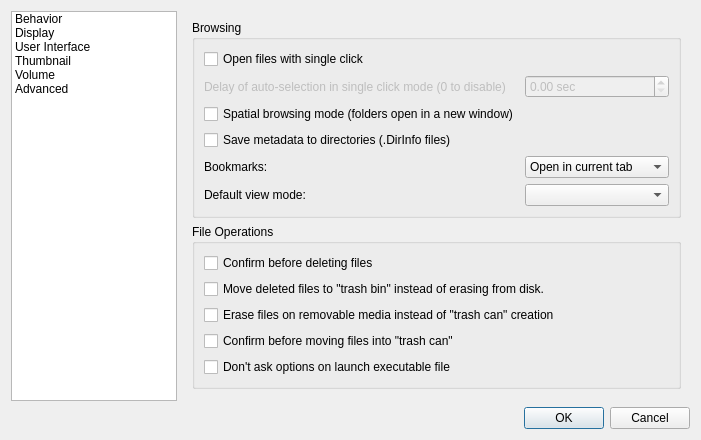
The window that filer/preferences.ui (lxqt/pcmanfm-qt) describes before a commit, drawn with Qt 5.
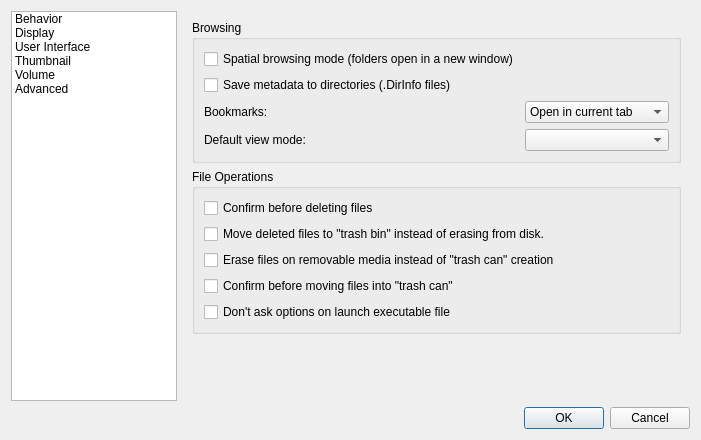
The same window after the commit. Icons and pictures are not drawn.

Commit message: Remove built-in compression context items, remove single-click option

Patch:
```diff
--- a/filer/preferences.ui
+++ b/filer/preferences.ui
@@ -81,36 +81,6 @@
             <string>Browsing</string>
            </property>
            <layout class="QGridLayout" name="gridLayout">
-            <item row="0" column="0">
-             <widget class="QCheckBox" name="singleClick">
-              <property name="text">
-               <string>Open files with single click</string>
-              </property>
-             </widget>
-            </item>
-            <item row="1" column="0">
-             <widget class="QLabel" name="label">
-              <property name="enabled">
-               <bool>false</bool>
-              </property>
-              <property name="text">
-               <string>Delay of auto-selection in single click mode (0 to disable)</string>
-              </property>
-             </widget>
-            </item>
-            <item row="1" column="1">
-             <widget class="QDoubleSpinBox" name="autoSelectionDelay">
-              <property name="enabled">
-               <bool>false</bool>
-              </property>
-              <property name="suffix">
-               <string> sec</string>
-              </property>
-              <property name="singleStep">
-               <double>0.100000000000000</double>
-              </property>
-             </widget>
-            </item>
             <item row="2" column="0">
              <widget class="QCheckBox" name="spatialMode">
               <property name="text">
```
Left out of the diff: 47 changed lines with no effect on the pictures. The commit also changes 3 other files.
